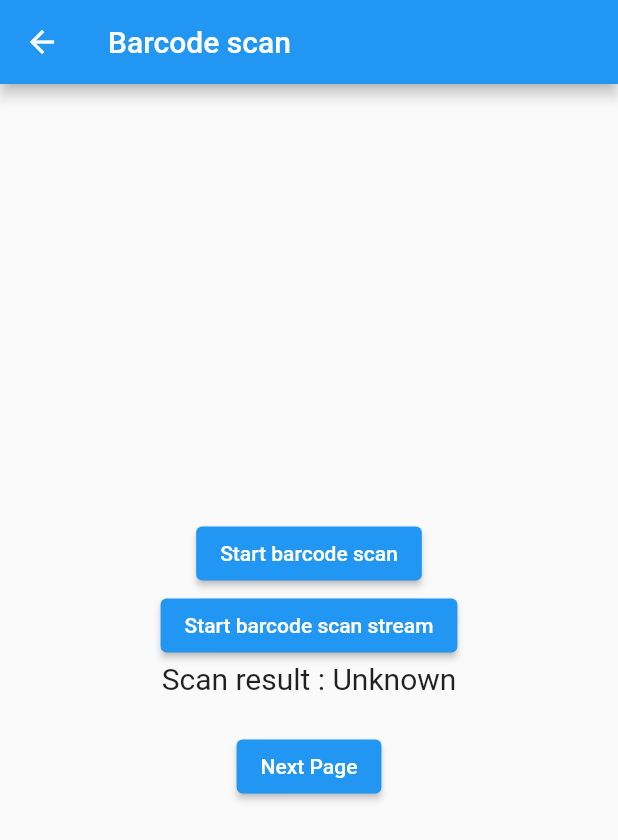
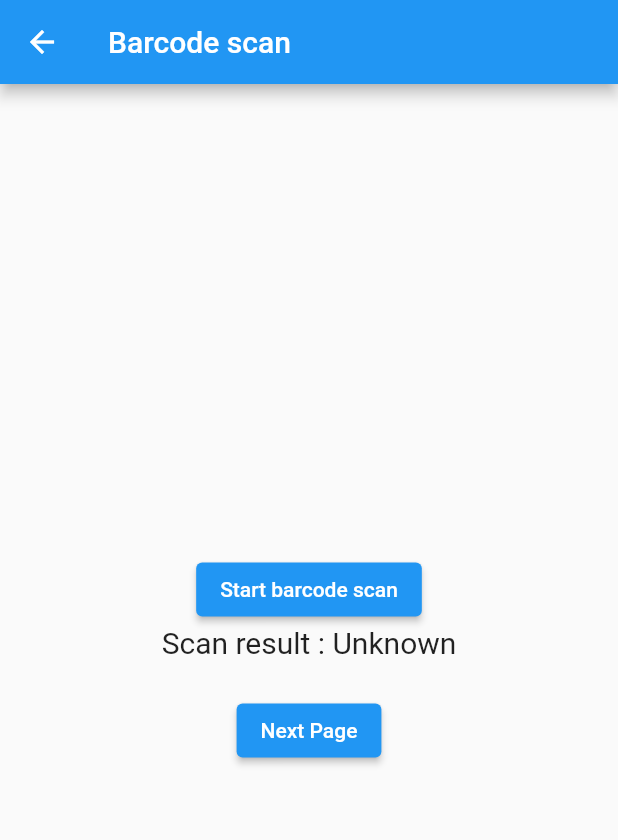
Before and after one commit to figoliu239/data_input_app, a Flutter app: the BarcodePage screen opened directly with empty values, on a phone screen of 412 x 824 dp. Shown: the top 840 px of the screen. Run offline on Flutter 3.47's test engine with Material 2 defaults, Android fonts, the phone set to English and light mode, and no system bars; our stand-ins replace cloud_firestore, firebase_core, firebase_storage, image_picker, permission_handler; missing offline and left inert: flutter_barcode_scanner, flutter_mobile_vision; accounts and stored records are empty; statements that could not run were skipped.

```diff
--- a/lib/barcodePage.dart
+++ b/lib/barcodePage.dart
@@ -24,11 +24,6 @@ class _BarcodePageState extends State<BarcodePage> {
     super.initState();
   }
 
-  startBarcodeScanStream() async {
-    FlutterBarcodeScanner.getBarcodeStreamReceiver(
-            "#ff6666", "Cancel", true, ScanMode.BARCODE)
-        .listen((barcode) => print(barcode));
-  }
 
   Future<void> scanBarcodeNormal() async {
     String barcodeScanRes;
@@ -59,9 +54,6 @@ class _BarcodePageState extends State<BarcodePage> {
                     ElevatedButton(
                         onPressed: () => scanBarcodeNormal(),
                         child: Text("Start barcode scan")),
-                    ElevatedButton(
-                        onPressed: () => startBarcodeScanStream(),
-                        child: Text("Start barcode scan stream")),
                     Text('Scan result : $_scanBarcode\n',
                         style: TextStyle(fontSize: 20)),
                     ElevatedButton(
```
Also changed, not shown: lib/ocrpage.dart (+6 -5 lines).
